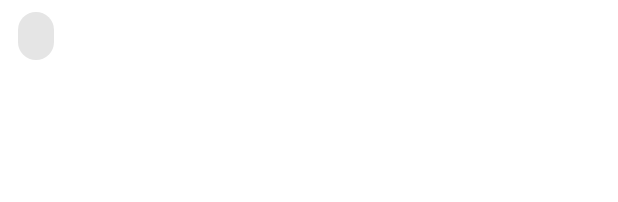
After one commit to mikkipastel/MikkiPastel-Android, an Android app: the layout item_hashtag.xml on its own in the app's theme, with its tools: preview values and no code run, on a phone screen of 412 x 824 dp. The commit adds this screen. Shown: the top 202 px of the screen. Run offline under Robolectric (Android 15) with nearby library versions, the phone set to English and light mode, and no system bars.

Commit message:
fix bug for add not correct tag with scroll-up/down

```diff
--- /dev/null
+++ b/app/src/main/res/layout/item_hashtag.xml
@@ -0,0 +1,8 @@
+<?xml version="1.0" encoding="utf-8"?>
+<android.support.design.chip.Chip
+    android:id="@+id/textHashtag"
+    xmlns:android="http://schemas.android.com/apk/res/android"
+    android:layout_width="wrap_content"
+    android:layout_height="wrap_content"
+    android:layout_marginEnd="8dp"
+    android:layout_marginRight="8dp" />
```
Also changed, not shown: app/src/main/java/com/mikkipastel/blog/adapter/HashtagChipAdapter.kt (added, +45 -0 lines), app/src/main/java/com/mikkipastel/blog/adapter/PostListAdapter.kt (+27 -10 lines), app/src/main/res/layout/item_content.xml (+8 -1 lines).
